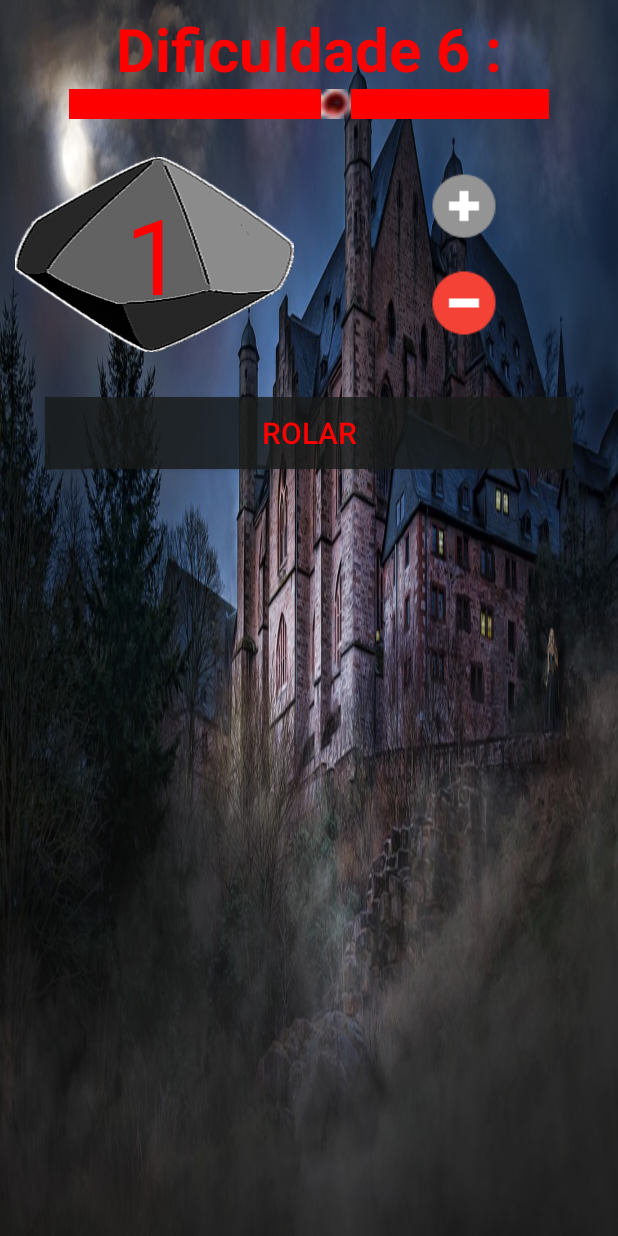
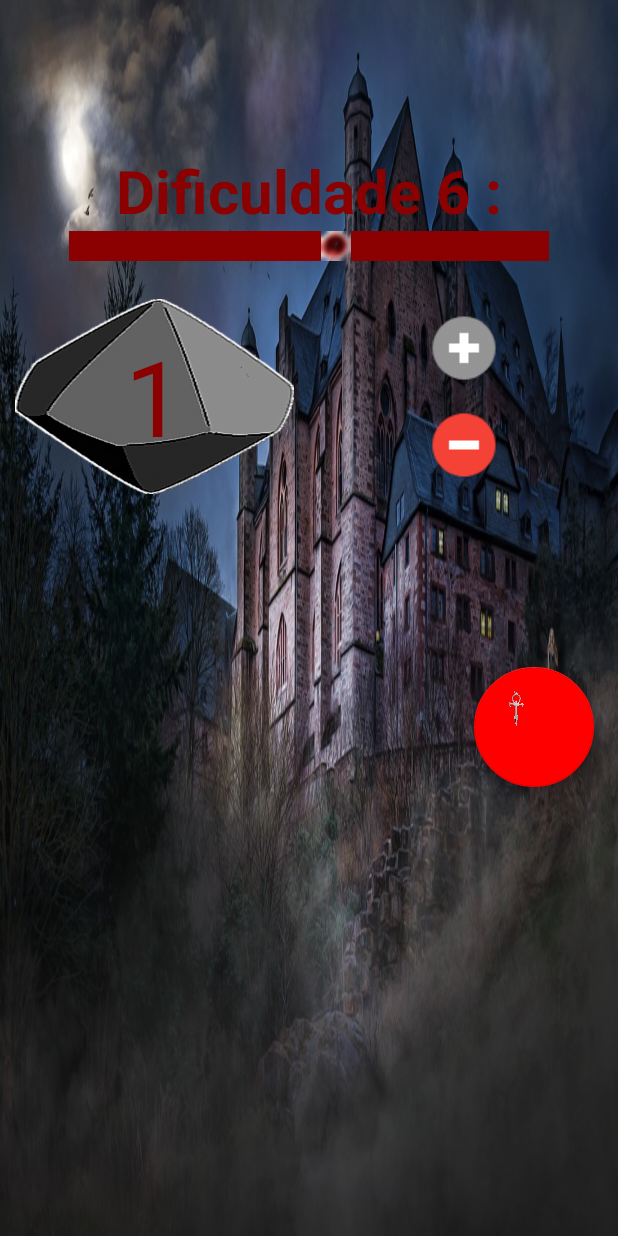
Before and after one commit to markswell/rolador-de-dados-4-edicao, an Android app: the layout activity_main.xml on its own in the app's theme, with its tools: preview values and no code run, on a phone screen of 412 x 824 dp. Run offline under Robolectric (Android 15) with nearby library versions, the phone set to English and light mode, and no system bars.

Commit message:
feito layout com FAB

```diff
--- a/app/build.gradle
+++ b/app/build.gradle
@@ -29,5 +29,6 @@ dependencies {
     compile 'com.android.support.constraint:constraint-layout:1.0.2'
     annotationProcessor "org.projectlombok:lombok:1.16.14"
     compile "org.projectlombok:lombok:1.16.14"
+    compile 'com.android.support:design:25.0.0'
     testCompile 'junit:junit:4.12'
 }
--- a/app/src/main/java/com/markswell/roladordedadoswod/MainActivity.java
+++ b/app/src/main/java/com/markswell/roladordedadoswod/MainActivity.java
@@ -1,22 +1,18 @@
 package com.markswell.roladordedadoswod;
 
 import android.graphics.Typeface;
+import android.support.design.widget.FloatingActionButton;
 import android.support.v7.app.AppCompatActivity;
 import android.os.Bundle;
 import android.view.View;
 import android.widget.AdapterView;
 import android.widget.ArrayAdapter;
-import android.widget.Button;
 import android.widget.ImageButton;
 import android.widget.SeekBar;
 import android.widget.Spinner;
 import android.widget.TextView;
 
-import com.google.gson.Gson;
-
 import java.util.ArrayList;
-import java.util.List;
-import java.util.Random;
 
 public class MainActivity extends AppCompatActivity {
 
@@ -31,7 +27,7 @@ public class MainActivity extends AppCompatActivity {
     private boolean subtraiUm = true;
     private Integer dificuldadeNivel;
     private TextView resultado;
-    private Button btn_rolar;
+    private FloatingActionButton fab;
     private Integer numeroDados;
     private TextView resultadoIndividual;
 
@@ -46,9 +42,9 @@ public class MainActivity extends AppCompatActivity {
     private void iniciarCampos() {
         dificuldadeNivel = new Integer(6);
         numeroDados = new Integer(1);
-        btn_rolar = (Button)findViewById(R.id.btn_rolar);
+        fab = (FloatingActionButton)findViewById(R.id.fab);
         resultado = (TextView)findViewById(R.id.resultado);
-        resultadoIndividual = (TextView)findViewById(R.id.resultado_individul);
+        resultadoIndividual = (TextView)findViewById(R.id.resultado_individual);
 
         dificuldade = (SeekBar)findViewById(R.id.dificuldade);
 
@@ -69,7 +65,7 @@ public class MainActivity extends AppCompatActivity {
     }
 
     private void iniciarRegras() {
-        btn_rolar.setOnClickListener(new View.OnClickListener() {
+        fab.setOnClickListener(new View.OnClickListener() {
             @Override
             public void onClick(View v) {
                 Rolador rolador = new Rolador(dificuldadeNivel, numeroDados, dobraDez, subtraiUm);
--- a/app/src/main/res/layout/activity_main.xml
+++ b/app/src/main/res/layout/activity_main.xml
@@ -5,16 +5,20 @@
     android:orientation="vertical" android:layout_width="match_parent"
     android:layout_height="match_parent"
     android:background="@drawable/castelo_mal_assombrado">
-
+    <LinearLayout
+        android:id="@+id/ancora"
+        android:layout_width="match_parent"
+        android:layout_height="match_parent"
+        android:orientation="vertical">
 
         <TextView
             android:id="@+id/textDificuldade"
-            android:layout_marginTop="5sp"
+            android:layout_marginTop="100dp"
             android:layout_width="match_parent"
             android:layout_height="wrap_content"
             android:textSize="40sp"
             android:text="@string/texto_dificuldade_6"
-            android:textColor="@color/dado_texto"
+            android:textColor="@color/sombra_texto"
             android:elevation="18sp"
             android:shadowColor="@color/sombra_texto"
             android:textStyle="bold"
@@ -29,11 +33,12 @@
             android:progress="5"
             android:layout_marginLeft="30sp"
             android:layout_marginRight="30sp"
-            android:progressDrawable="@color/dado_texto"
+            android:progressDrawable="@color/sombra_texto"
             android:thumb="@drawable/thumb"/>
 
 
     <LinearLayout
+
         android:layout_marginTop="25sp"
         android:layout_width="match_parent"
         android:layout_height="130sp"
@@ -64,7 +69,7 @@
                 android:background="@drawable/dado"
                 android:gravity="center"
                 android:text="1"
-                android:textColor="@color/dado_texto"
+                android:textColor="@color/sombra_texto"
                 android:textSize="70sp" />
         </FrameLayout>
 
@@ -94,18 +99,6 @@
 
     </LinearLayout>
 
-    <Button
-        android:id="@+id/btn_rolar"
-        android:layout_width="match_parent"
-        android:layout_height="wrap_content"
-        android:layout_marginLeft="30sp"
-        android:layout_marginRight="30sp"
-        android:layout_marginTop="30sp"
-        android:textColor="@color/dado_texto"
-        android:textSize="20sp"
-        android:background="@color/cor_botao"
-        android:text="@string/botao_rolar" />
-
         <TextView
             android:id="@+id/resultado"
             android:layout_marginTop="10sp"
@@ -119,11 +112,30 @@
         <TextView
             android:layout_width="match_parent"
             android:layout_height="wrap_content"
-        android:id="@+id/resultado_individul"
+            android:id="@+id/resultado_individual"
             android:layout_gravity="center_horizontal"
             android:gravity="center"
+            android:layout_marginBottom="@dimen/dezesseis"
             android:textAlignment="center"
             android:textSize="14sp"
             android:textColor="#FFFFFF"/>
+        <android.support.design.widget.FloatingActionButton
+            android:id="@+id/fab"
+            android:layout_width="80dp"
+            android:layout_height="80dp"
+            android:layout_gravity="bottom|end"
+            android:layout_marginTop="@dimen/dezesseis"
+            android:layout_marginBottom="@dimen/dezesseis"
+            android:layout_marginRight="@dimen/dezesseis"
+            android:clickable="true"
+            android:src="@drawable/cruz"
+            app:elevation="8dp"
+            app:fabSize="normal"
+            app:backgroundTint="@color/dado_texto"
+            app:pressedTranslationZ="12dp"
+            app:layout_anchor="@id/ancora"
+            app:layout_anchorGravity="bottom|right|end"/>
+    </LinearLayout>
+
 
 </LinearLayout>
--- /dev/null
+++ b/app/src/main/res/values/dimens.xml
@@ -0,0 +1,4 @@
+<?xml version="1.0" encoding="utf-8"?>
+<resources>
+    <dimen name="dezesseis">16dp</dimen>
+</resources>
--- a/app/src/main/res/values/styles.xml
+++ b/app/src/main/res/values/styles.xml
@@ -1,7 +1,7 @@
 <resources>
 
     <!-- Base application theme. -->
-    <style name="AppTheme" parent="Theme.AppCompat.Light.DarkActionBar">
+    <style name="AppTheme" parent="Theme.AppCompat.Light.NoActionBar">
         <!-- Customize your theme here. -->
         <item name="colorPrimary">@color/colorPrimary</item>
         <item name="colorPrimaryDark">@color/colorPrimaryDark</item>
```
Also changed, not shown: app/src/main/res/drawable/cruz.png (added). Lines whose indentation alone changed are shown as unchanged.
